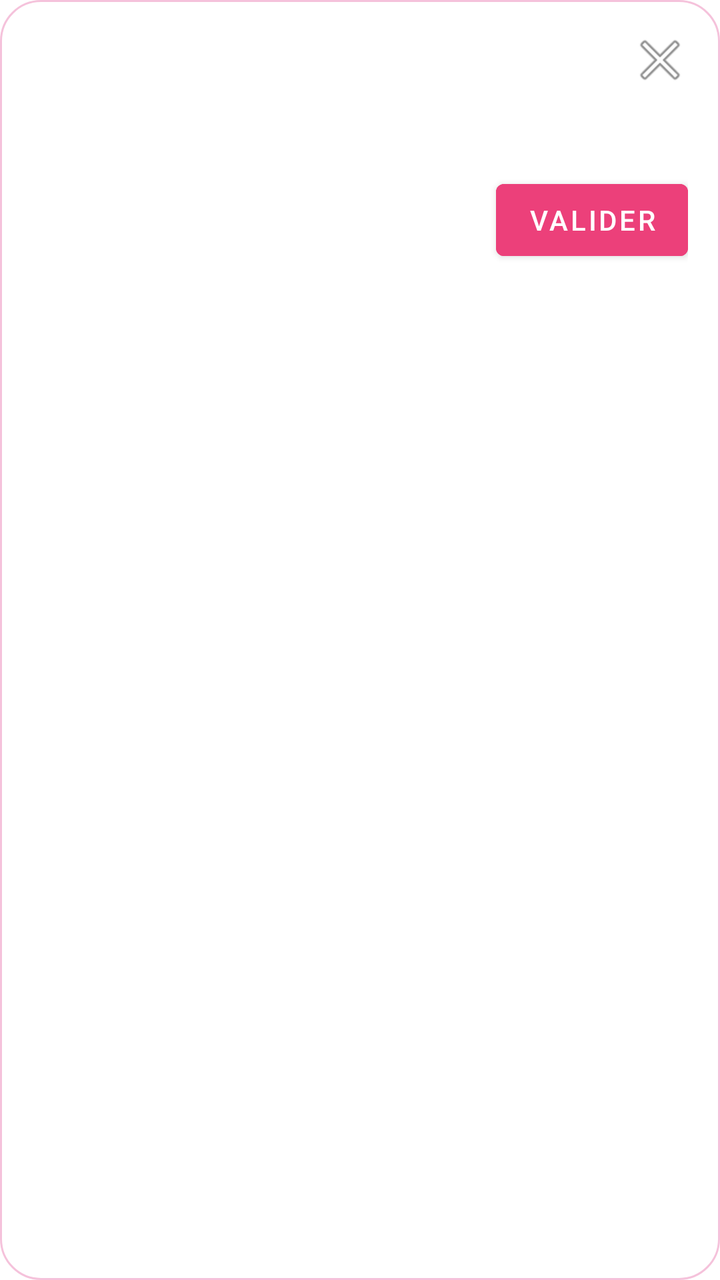
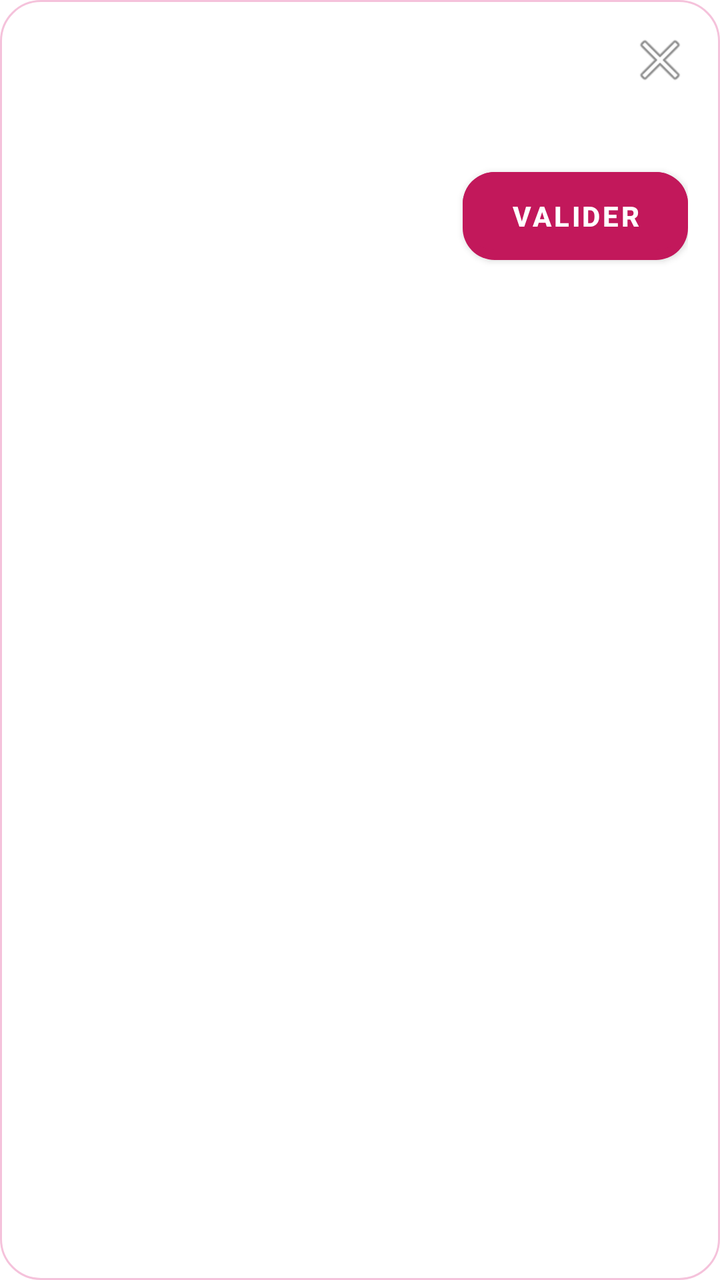

Compare the two renders of this Android layout. The source of the first and the diff that turns it into the second are given below.
<!-- AndroidManifest.xml: application theme Theme.QcmOverlay -->
<!-- res/layout/overlay_question.xml -->
<?xml version="1.0" encoding="utf-8"?>
<androidx.constraintlayout.widget.ConstraintLayout xmlns:android="http://schemas.android.com/apk/res/android"
    xmlns:app="http://schemas.android.com/apk/res-auto"
    android:layout_width="match_parent"
    android:layout_height="wrap_content"
    android:background="@drawable/bg_overlay_card"
    android:padding="16dp">

    <TextView
        android:id="@+id/tvModuleLesson"
        android:layout_width="0dp"
        android:layout_height="wrap_content"
        android:textSize="12sp"
        android:textColor="#8E24AA"
        app:layout_constraintTop_toTopOf="parent"
        app:layout_constraintStart_toStartOf="parent"
        app:layout_constraintEnd_toStartOf="@id/btnClose" />

    <ImageButton
        android:id="@+id/btnClose"
        android:layout_width="28dp"
        android:layout_height="28dp"
        android:background="@android:color/transparent"
        android:src="@android:drawable/ic_menu_close_clear_cancel"
        app:layout_constraintTop_toTopOf="parent"
        app:layout_constraintEnd_toEndOf="parent" />

    <TextView
        android:id="@+id/tvQuestion"
        android:layout_width="0dp"
        android:layout_height="wrap_content"
        android:layout_marginTop="8dp"
        android:textSize="16sp"
        android:textStyle="bold"
        android:textColor="#000000"
        app:layout_constraintTop_toBottomOf="@id/tvModuleLesson"
        app:layout_constraintStart_toStartOf="parent"
        app:layout_constraintEnd_toEndOf="parent" />

    <LinearLayout
        android:id="@+id/optionsContainer"
        android:layout_width="0dp"
        android:layout_height="wrap_content"
        android:orientation="vertical"
        android:layout_marginTop="12dp"
        app:layout_constraintTop_toBottomOf="@id/tvQuestion"
        app:layout_constraintStart_toStartOf="parent"
        app:layout_constraintEnd_toEndOf="parent" />

    <TextView
        android:id="@+id/tvCaption"
        android:layout_width="wrap_content"
        android:layout_height="wrap_content"
        android:layout_marginTop="10dp"
        android:background="@drawable/bg_caption_bubble"
        android:padding="10dp"
        android:textSize="13sp"
        android:textStyle="bold"
        android:textColor="#000000"
        android:visibility="gone"
        app:layout_constraintTop_toBottomOf="@id/optionsContainer"
        app:layout_constraintStart_toStartOf="parent"
        app:layout_constraintEnd_toEndOf="parent" />

    <ImageView
        android:id="@+id/ivSticker"
        android:layout_width="140dp"
        android:layout_height="140dp"
        android:layout_marginTop="4dp"
        android:scaleType="fitCenter"
        android:visibility="gone"
        app:layout_constraintTop_toBottomOf="@id/tvCaption"
        app:layout_constraintStart_toStartOf="parent"
        app:layout_constraintEnd_toEndOf="parent" />

    <TextView
        android:id="@+id/tvResult"
        android:layout_width="0dp"
        android:layout_height="wrap_content"
        android:layout_marginTop="12dp"
        android:textSize="14sp"
        android:textStyle="bold"
        android:visibility="gone"
        app:layout_constraintTop_toBottomOf="@id/ivSticker"
        app:layout_constraintStart_toStartOf="parent"
        app:layout_constraintEnd_toEndOf="parent" />

    <Button
        android:id="@+id/btnValidate"
        android:layout_width="wrap_content"
        android:layout_height="wrap_content"
        android:layout_marginTop="12dp"
        android:text="@string/validate"
        android:textColor="#FFFFFF"
        android:backgroundTint="#EC407A"
        app:layout_constraintTop_toBottomOf="@id/tvResult"
        app:layout_constraintEnd_toEndOf="parent" />

</androidx.constraintlayout.widget.ConstraintLayout>
<!-- resources referenced by this layout -->
<resources>
  <!-- drawable bg_caption_bubble (drawable) -->
  <?xml version="1.0" encoding="utf-8"?>
  <shape xmlns:android="http://schemas.android.com/apk/res/android">
      <solid android:color="#FCE4EC" />
      <corners android:radius="14dp" />
      <stroke android:width="1dp" android:color="#F48FB1" />
  </shape>
  <!-- drawable bg_overlay_card (drawable) -->
  <?xml version="1.0" encoding="utf-8"?>
  <shape xmlns:android="http://schemas.android.com/apk/res/android">
      <solid android:color="#FFFFFF" />
      <corners android:radius="20dp" />
      <stroke android:width="1dp" android:color="#F5C2DB" />
  </shape>
  <string name="validate">Valider</string>
  <style name="Theme.QcmOverlay" parent="Theme.MaterialComponents.Light.NoActionBar">
          <item name="colorPrimary">@color/qcm_navy</item>
          <item name="colorPrimaryDark">@color/qcm_navy</item>
          <item name="colorSecondary">@color/qcm_accent</item>
          <item name="colorAccent">@color/qcm_accent</item>
          <item name="android:statusBarColor">@color/qcm_navy</item>
          <item name="android:windowLightStatusBar">false</item>
      </style>
  <color name="qcm_navy">#C2185B</color>
  <color name="qcm_accent">#BA68C8</color>
</resources>

<!-- the commit's change to res/layout/overlay_question.xml (unified diff, before → after) -->
@@ -88,11 +88,14 @@
     <Button
         android:id="@+id/btnValidate"
         android:layout_width="wrap_content"
-        android:layout_height="wrap_content"
+        android:layout_height="44dp"
         android:layout_marginTop="12dp"
+        android:paddingStart="24dp"
+        android:paddingEnd="24dp"
         android:text="@string/validate"
         android:textColor="#FFFFFF"
-        android:backgroundTint="#EC407A"
+        android:textStyle="bold"
+        android:background="@drawable/bg_button_3d_pink"
         app:layout_constraintTop_toBottomOf="@id/tvResult"
         app:layout_constraintEnd_toEndOf="parent" />
 
<!-- resource entries referenced after the edit -->
@@ -1,5 +1,21 @@
 <!-- resources referenced by this layout -->
 <resources>
+  <!-- drawable bg_button_3d_pink (drawable) -->
+  <?xml version="1.0" encoding="utf-8"?>
+  <layer-list xmlns:android="http://schemas.android.com/apk/res/android">
+      <item>
+          <shape>
+              <solid android:color="#AD1457" />
+              <corners android:radius="16dp" />
+          </shape>
+      </item>
+      <item android:bottom="5dp">
+          <shape>
+              <solid android:color="#EC407A" />
+              <corners android:radius="16dp" />
+          </shape>
+      </item>
+  </layer-list>
   <!-- drawable bg_caption_bubble (drawable) -->
   <?xml version="1.0" encoding="utf-8"?>
   <shape xmlns:android="http://schemas.android.com/apk/res/android">
